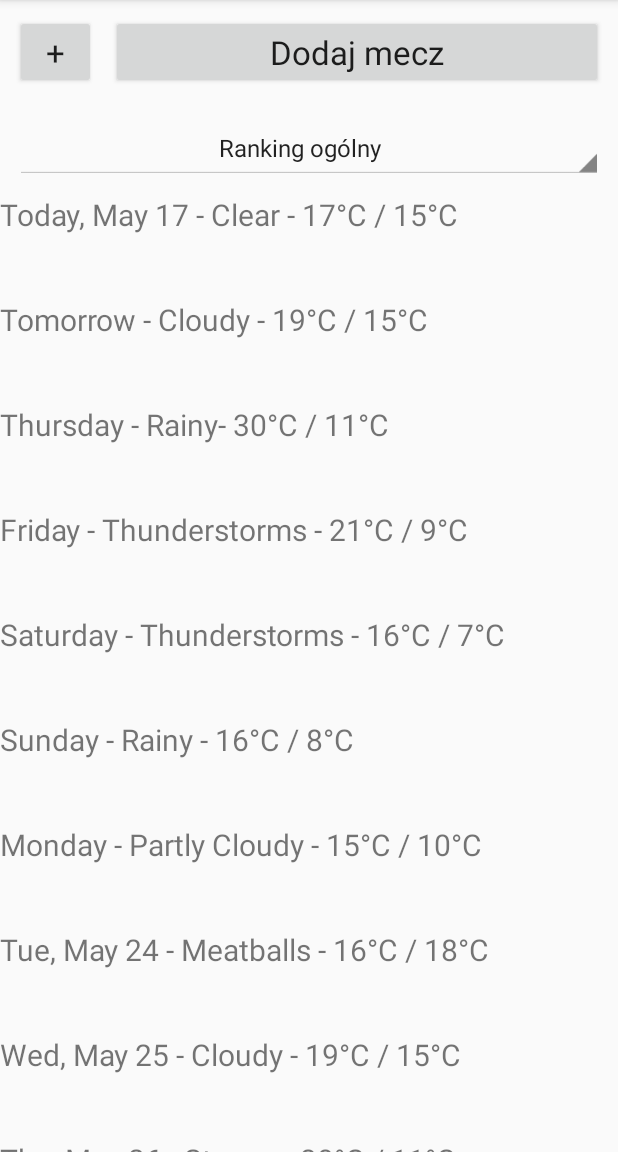
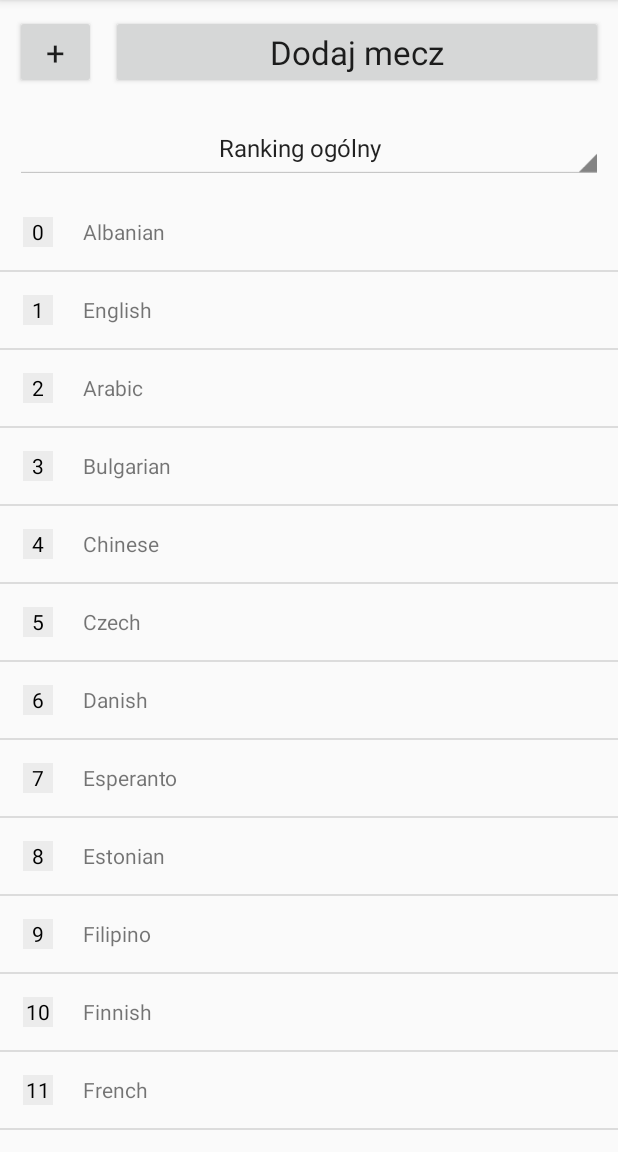
Before and after one commit to michvl/scoreralpha, an Android app: the screen it shows after launch (MainActivity), on a phone screen of 412 x 824 dp, the part 84-1236 px from its top. Run offline under Robolectric (Android 15) with nearby library versions, the phone set to English and light mode, and no system bars.

Commit message:
update 14.12

```diff
--- a/app/src/main/java/com/example/michal/scoreralpha/MainActivity.java
+++ b/app/src/main/java/com/example/michal/scoreralpha/MainActivity.java
@@ -1,19 +1,37 @@
 package com.example.michal.scoreralpha;
 
+import android.content.res.Resources;
 import android.support.v7.app.AppCompatActivity;
 import android.os.Bundle;
+import android.view.View;
+import android.widget.AdapterView;
 import android.widget.ArrayAdapter;
+import android.widget.Button;
+import android.widget.ListView;
 import android.widget.Spinner;
 import android.widget.TextView;
+import android.widget.Toast;
 
 public class MainActivity extends AppCompatActivity {
 
     private TextView list;
+    private Button btnAddPlayer;
+    private Button btnAddMatch;
+    private ListView lvRanking;
+    private String[] languages;
+    private String[] helloPhrases;
 
     @Override
     protected void onCreate(Bundle savedInstanceState) {
         super.onCreate(savedInstanceState);
         setContentView(R.layout.activity_main);
+
+        btnAddPlayer = (Button) findViewById(R.id.addPlayer);
+        btnAddMatch = (Button) findViewById(R.id.addMatch);
+        lvRanking = (ListView) findViewById(R.id.lvRanking);
+        initResources();
+        initLanguagesListView();
+
 
         Spinner spinner = (Spinner) findViewById(R.id.scroll);
 // Create an ArrayAdapter using the string array and a default spinner layout
@@ -24,26 +42,34 @@ public class MainActivity extends AppCompatActivity {
 // Apply the adapter to the spinner
         spinner.setAdapter(adapter);
 
-        list = findViewById(R.id.list_view);
-        String[] dummyWeatherData = {
-                "Today, May 17 - Clear - 17°C / 15°C",
-                "Tomorrow - Cloudy - 19°C / 15°C",
-                "Thursday - Rainy- 30°C / 11°C",
-                "Friday - Thunderstorms - 21°C / 9°C",
-                "Saturday - Thunderstorms - 16°C / 7°C",
-                "Sunday - Rainy - 16°C / 8°C",
-                "Monday - Partly Cloudy - 15°C / 10°C",
-                "Tue, May 24 - Meatballs - 16°C / 18°C",
-                "Wed, May 25 - Cloudy - 19°C / 15°C",
-                "Thu, May 26 - Stormy - 30°C / 11°C",
-                "Fri, May 27 - Hurricane - 21°C / 9°C",
-                "Sat, May 28 - Meteors - 16°C / 7°C",
-                "Sun, May 29 - Apocalypse - 16°C / 8°C",
-                "Mon, May 30 - Post Apocalypse - 15°C / 10°C",
-        };
-        for(String dummyWeatherDay: dummyWeatherData){
-            list.append(dummyWeatherDay + "\n\n\n");
-        }
+    }
 
+    private void initResources(){
+        Resources res = getResources();
+        languages = res.getStringArray(R.array.languages);
+        helloPhrases = res.getStringArray(R.array.hello_phrases);
     }
+
+    private void initLanguagesListView(){
+        RankingArrayAdapter adapter = new RankingArrayAdapter(this, languages);
+        lvRanking.setAdapter(adapter);
+
+        lvRanking.setOnItemClickListener(new AdapterView.OnItemClickListener() {
+            public void onItemClick(AdapterView<?> parent, View v, int pos,   long id) {
+                Toast.makeText(getApplicationContext(),
+                        helloPhrases[pos],
+                        Toast.LENGTH_SHORT).show();
+            }
+        });
+    }
+
+//    private void initBtnOnClickPlayer(){
+//        btnAddPlayer.setOnClickListener(new View.OnClickListener() {
+//            @Override
+//            public void onClick(View v) {
+//                )
+//            }
+//        });
+//    }
+
 }
--- /dev/null
+++ b/app/src/main/java/com/example/michal/scoreralpha/RankingArrayAdapter.java
@@ -0,0 +1,35 @@
+package com.example.michal.scoreralpha;
+
+import android.app.Activity;
+import android.view.LayoutInflater;
+import android.view.View;
+import android.view.ViewGroup;
+import android.widget.ArrayAdapter;
+import android.widget.TextView;
+
+/**
+ * Created by Michal on 14.12.2017.
+ */
+
+public class RankingArrayAdapter extends ArrayAdapter<String> {
+    private Activity context;
+    private String[] languages;
+    public RankingArrayAdapter(Activity context, String[] languages){
+        super(context, R.layout.custom_list_item, languages);
+        this.context = context;
+        this.languages = languages;
+    }
+
+    @Override
+    public View getView(int position, View convertView, ViewGroup parent){
+        LayoutInflater layoutInflater = context.getLayoutInflater();
+        View rowView = layoutInflater.inflate(R.layout.custom_list_item, null, true);
+
+        TextView tvName = (TextView) rowView.findViewById(R.id.tvName);
+        TextView tvNumber = (TextView) rowView.findViewById(R.id.tvNumber);
+
+        tvNumber.setText(Integer.toString(position));
+        tvName.setText(languages[position]);
+        return rowView;
+    }
+}
--- a/app/src/main/res/layout/activity_main.xml
+++ b/app/src/main/res/layout/activity_main.xml
@@ -1,10 +1,9 @@
 <?xml version="1.0" encoding="utf-8"?>
-<android.support.constraint.ConstraintLayout xmlns:android="http://schemas.android.com/apk/res/android"
-    xmlns:app="http://schemas.android.com/apk/res-auto"
-    xmlns:tools="http://schemas.android.com/tools"
+<LinearLayout
+    xmlns:android="http://schemas.android.com/apk/res/android"
+    android:orientation="vertical"
     android:layout_width="match_parent"
-    android:layout_height="match_parent"
-    tools:context="com.example.michal.scoreralpha.MainActivity">
+    android:layout_height="wrap_content">
 
     <LinearLayout
         android:layout_width="match_parent"
@@ -21,6 +20,7 @@
             android:layout_marginLeft="10dp"
             android:layout_marginRight="0dp"
             android:layout_marginBottom="10dp"
+            android:id="@+id/addPlayer"
             />
         <Button
             android:layout_width="0dp"
@@ -29,13 +29,13 @@
             android:textAppearance="?android:textAppearanceLarge"
             android:text="Dodaj mecz"
             android:layout_margin="10dp"
+            android:id="@+id/addMatch"
             />
     </LinearLayout>
     <LinearLayout
         android:layout_width="match_parent"
-        android:layout_height="wrap_content"
+        android:layout_height="match_parent"
         android:orientation="vertical"
-        app:layout_constraintTop_toBottomOf="@id/lin"
         >
         <Spinner
             android:layout_margin="10dp"
@@ -45,21 +45,10 @@
             android:layout_height="40dp"
             android:id="@+id/scroll"
             style="@android:style/Widget.Holo.Light.Spinner">
-
         </Spinner>
-
-        <ScrollView
+        <ListView
+            android:id="@+id/lvRanking"
             android:layout_width="match_parent"
-            android:layout_height="wrap_content">
-            <TextView
-                android:layout_width="match_parent"
-                android:layout_height="wrap_content"
-                android:textSize="20sp"
-                android:id="@+id/list_view"/>
-        </ScrollView>
-
-
-
+            android:layout_height="wrap_content" />
     </LinearLayout>
-
-</android.support.constraint.ConstraintLayout>
+</LinearLayout>
--- /dev/null
+++ b/app/src/main/res/layout/custom_list_item.xml
@@ -0,0 +1,24 @@
+<?xml version="1.0" encoding="utf-8"?>
+<LinearLayout
+    xmlns:android="http://schemas.android.com/apk/res/android"
+    android:layout_width="match_parent"
+    android:layout_height="match_parent"
+    android:orientation="horizontal"
+    android:padding="15dp">
+    <TextView
+        android:layout_width="wrap_content"
+        android:layout_height="wrap_content"
+        android:text="0"
+        android:height="20dp"
+        android:width="20dp"
+        android:gravity="center"
+        android:background="@color/item_number_bg_color"
+        android:textColor="@color/item_number_font_color"
+        android:id="@+id/tvNumber"/>
+    <TextView
+        android:layout_width="wrap_content"
+        android:layout_height="wrap_content"
+        android:id="@+id/tvName"
+        android:text="---"
+        android:layout_marginLeft="20dp"/>
+</LinearLayout>
--- a/app/src/main/res/values/colors.xml
+++ b/app/src/main/res/values/colors.xml
@@ -3,4 +3,7 @@
     <color name="colorPrimary">#3F51B5</color>
     <color name="colorPrimaryDark">#303F9F</color>
     <color name="colorAccent">#FF4081</color>
+
+    <color name="item_number_bg_color">#ECECEC</color>
+    <color name="item_number_font_color">#000000</color>
 </resources>
--- a/app/src/main/res/values/strings.xml
+++ b/app/src/main/res/values/strings.xml
@@ -9,4 +9,77 @@
     <item>Najlepsza forma</item>
     <item>Najmniej bramek</item>
 </string-array>
+
+    <string-array name="languages">
+        <item>Albanian</item>
+        <item>English</item>
+        <item>Arabic</item>
+        <item>Bulgarian</item>
+        <item>Chinese</item>
+        <item>Czech</item>
+        <item>Danish</item>
+        <item>Esperanto</item>
+        <item>Estonian</item>
+        <item>Filipino</item>
+        <item>Finnish</item>
+        <item>French</item>
+        <item>Greek</item>
+        <item>Spanish</item>
+        <item>Dutch</item>
+        <item>Icelandic</item>
+        <item>Irish</item>
+        <item>Japanese</item>
+        <item>Korean</item>
+        <item>Latin</item>
+        <item>German</item>
+        <item>Norwegian</item>
+        <item>Portuguese</item>
+        <item>Polish</item>
+        <item>Russian</item>
+        <item>Romanian</item>
+        <item>Serbian</item>
+        <item>Swedish</item>
+        <item>Slovak</item>
+        <item>Slovenian</item>
+        <item>Turkish</item>
+        <item>Ukrainian</item>
+        <item>Hungarian</item>
+        <item>Italian</item>
+    </string-array>
+    <string-array name="hello_phrases">
+        <item>Tungjatjeta</item>
+        <item>Hello</item>
+        <item>Marhaba</item>
+        <item>Zdrawejte</item>
+        <item>Neih hou</item>
+        <item>Nazdar</item>
+        <item>Goddag</item>
+        <item>Saluton</item>
+        <item>Tervist</item>
+        <item>Huy</item>
+        <item>Paivaa</item>
+        <item>Salut</item>
+        <item>Geia siou</item>
+        <item>Hola</item>
+        <item>Hallo</item>
+        <item>Godan</item>
+        <item>Haileo</item>
+        <item>Konnichi wa</item>
+        <item>Annyong</item>
+        <item>Salve</item>
+        <item>Gruess dich</item>
+        <item>Goddag</item>
+        <item>Oi</item>
+        <item>Cześć</item>
+        <item>Priwiet</item>
+        <item>Buna</item>
+        <item>Zdravo</item>
+        <item>Hejsan</item>
+        <item>Ahoj</item>
+        <item>Zhivjo</item>
+        <item>Selam</item>
+        <item>Prywit</item>
+        <item>Szervusz</item>
+        <item>Ciao</item>
+    </string-array>
 </resources>
```
Also changed, not shown: app/src/main/java/com/example/michal/scoreralpha/DBAdapter.java (added, +122 -0 lines), app/src/main/java/com/example/michal/scoreralpha/DBHandler.java (deleted, +0 -57 lines).
